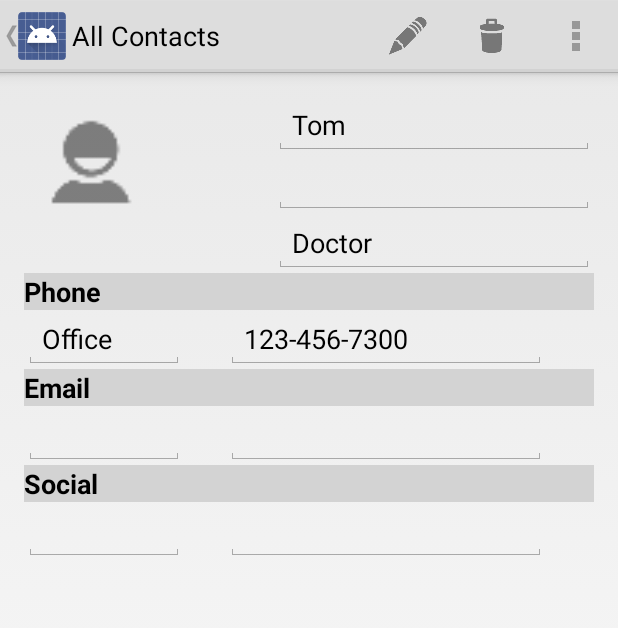
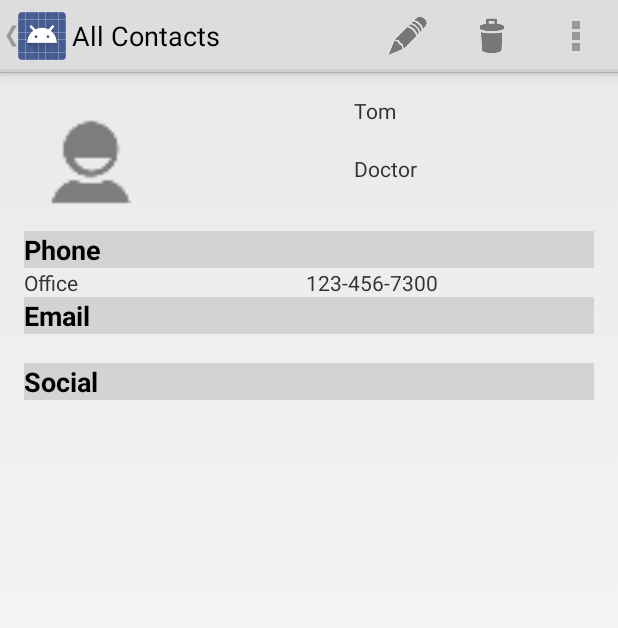
Before and after one commit to ggalasso/ContactViewer_HW2_BPC, an Android app: the screen it shows after launch (ContactDetails), after a tap on "Tom", on a phone screen of 412 x 824 dp. Shown: the top 628 px of the screen. Run offline under Robolectric (Android 15) with nearby library versions, the phone set to English and light mode, and no system bars.

```diff
--- a/app/src/main/AndroidManifest.xml
+++ b/app/src/main/AndroidManifest.xml
@@ -9,6 +9,8 @@
     -->
 
     <uses-permission android:name="android.permissions.INTERNET" />
+    <uses-permission android:name="android.permissions.WRITE_EXTERNAL_STORAGE" />
+    <uses-permission android:name="android.permissions.READ_EXTERNAL_STORAGE" />
 
     <application
         android:allowBackup="true"
--- a/app/src/main/java/com/example/ggalasso/contactviewer_hw2_bpc/AddContact.java
+++ b/app/src/main/java/com/example/ggalasso/contactviewer_hw2_bpc/AddContact.java
@@ -44,6 +44,12 @@ public class AddContact extends Activity {
                 String textEmailAddress = addEmailAddress.getText().toString();
                 String textSocialType = addSocialType.getText().toString();
                 String textSocial = addSocial.getText().toString();
+
+                Contact c = new Contact(textFirstName,textLastName, textTitle, textPhoneType, textPhoneNumber, textEmailType, textEmailAddress, textSocialType, textSocial, 12);
+                ContactManager cm = ContactManager.getInstance(v.getContext());
+
+                cm.addContact(c);
+
 
                 Log.i("Add Contact", "ID: " + "" +
                         " First Name: " + textFirstName +
--- a/app/src/main/java/com/example/ggalasso/contactviewer_hw2_bpc/EditContact.java
+++ b/app/src/main/java/com/example/ggalasso/contactviewer_hw2_bpc/EditContact.java
@@ -2,7 +2,6 @@ package com.example.ggalasso.contactviewer_hw2_bpc;
 
 import android.app.Activity;
 import android.content.Intent;
-import android.support.v7.app.ActionBarActivity;
 import android.os.Bundle;
 import android.util.Log;
 import android.view.Menu;
@@ -12,7 +11,6 @@ import android.widget.Button;
 import android.widget.EditText;
 import android.widget.TextView;
 import android.widget.Toast;
-import com.google.gson.GsonBuilder;
 import com.google.gson.Gson;
 
 import org.apache.http.HttpEntity;
@@ -104,7 +102,7 @@ public class EditContact extends Activity {
                 String textSocialType = editSocialType.getText().toString();
                 String textSocial = editSocial.getText().toString();
 
-                Log.i("Edit Contact", "ID: " + "" +
+                Log.i("EditContact.java", "Saving Contact... ID: " + "" +
                         " First Name: " + textFirstName +
                         " Last Name: " + textLastName +
                         " Title: " + textTitle +
--- a/app/src/main/java/com/example/ggalasso/contactviewer_hw2_bpc/MainActivity.java
+++ b/app/src/main/java/com/example/ggalasso/contactviewer_hw2_bpc/MainActivity.java
@@ -1,12 +1,10 @@
 package com.example.ggalasso.contactviewer_hw2_bpc;
 
-import android.app.ActionBar;
 import android.app.ListActivity;
 import android.app.SearchManager;
 import android.content.Context;
 import android.content.Intent;
 import android.os.Bundle;
-import android.support.v4.view.MenuItemCompat;
 import android.view.Menu;
 import android.view.MenuInflater;
 import android.view.MenuItem;
@@ -17,9 +15,8 @@ import android.widget.ListView;
 import android.widget.SearchView;
 import android.widget.TextView;
 import android.widget.Toast;
+
 import java.util.ArrayList;
-//import android.widget.Toast;
-
 
 
 public class MainActivity extends ListActivity {
@@ -93,7 +90,7 @@ public class MainActivity extends ListActivity {
     @Override
     protected void onListItemClick(ListView l, View v, int position, long id) {
         Contact contact = (Contact)getListAdapter().getItem(position);
-        //Toast.makeText(this, "Clicked " + contact.getName() + " (" + id + ")", Toast.LENGTH_LONG).show();
+        Toast.makeText(this, "Clicked " + contact.getFirstName() + " " + contact.getLastName() + " (" + id + ")", Toast.LENGTH_LONG).show();
 
         //GG: Store data to be passed into next activity into a bundle
         //See: http://www.101apps.co.za/articles/passing-data-between-activities.html
@@ -106,6 +103,7 @@ public class MainActivity extends ListActivity {
         intent.putExtras(contactInfo);
         startActivity(intent);
     }
+
 
     class ContactAdapter extends ArrayAdapter<Contact> {
 
--- a/app/src/main/res/layout/activity_contact_details.xml
+++ b/app/src/main/res/layout/activity_contact_details.xml
@@ -9,141 +9,119 @@
     android:paddingBottom="@dimen/activity_vertical_margin"
     tools:context="com.example.ggalasso.contactviewer_hw2_bpc.ContactDetails">
 
-
-    <EditText
-        android:layout_width="wrap_content"
-        android:layout_height="wrap_content"
-        android:inputType="textPersonName"
-        android:text="First Name"
-        android:ems="10"
-        android:id="@+id/contact_details_first_name_field"
-        android:layout_alignParentRight="true"
-        android:editable="true" />
-
-    <EditText
-        android:layout_width="wrap_content"
-        android:layout_height="wrap_content"
-        android:inputType="textPersonName"
-        android:text="Last Name"
-        android:ems="10"
-        android:id="@+id/contact_details_last_name_field"
-        android:layout_below="@id/contact_details_first_name_field"
-        android:layout_alignParentRight="true"
-        android:editable="true" />
-
-    <EditText
-        android:layout_width="wrap_content"
-        android:layout_height="wrap_content"
-        android:ems="10"
-        android:id="@+id/contact_details_title_field"
-        android:text="Title"
-        android:layout_below="@id/contact_details_last_name_field"
-        android:layout_alignParentRight="true"
-        android:layout_alignEnd="@id/contact_details_last_name_field"
-        android:editable="true" />
-
-    <TextView
-        android:layout_width="match_parent"
-        android:layout_height="wrap_content"
-        android:background="@color/light_gray"
-        android:textStyle="bold"
-        android:textAppearance="?android:attr/textAppearanceMedium"
-        android:text="Phone"
-        android:id="@+id/contact_details_phone_label"
-        android:layout_below="@id/contact_details_title_field"
-        android:layout_alignParentStart="true"
-        android:layout_alignEnd="@id/contact_details_title_field" />
-
-    <EditText
-        android:layout_width="wrap_content"
-        android:layout_height="wrap_content"
-        android:inputType="phone"
-        android:ems="5"
-        android:id="@+id/contact_details_phone_field"
-        android:layout_below="@id/contact_details_phone_label"
-        android:layout_alignParentLeft="true"
-        android:editable="true" />
-    <EditText
-        android:layout_width="wrap_content"
-        android:layout_height="wrap_content"
-        android:inputType="phone"
-        android:ems="10"
-        android:id="@+id/contact_details_phone_field2"
-        android:layout_below="@id/contact_details_phone_label"
-        android:layout_alignParentRight="true"
-        android:layout_marginRight="32dp"
-        android:editable="true" />
-
-
-    <TextView
-        android:layout_width="match_parent"
-        android:layout_height="wrap_content"
-        android:background="@color/light_gray"
-        android:textStyle="bold"
-        android:textAppearance="?android:attr/textAppearanceMedium"
-        android:text="Email"
-        android:id="@+id/contact_details_email_label"
-        android:layout_below="@id/contact_details_phone_field"
-        android:layout_alignParentStart="true" />
-
-    <EditText
-        android:layout_width="wrap_content"
-        android:layout_height="wrap_content"
-        android:inputType="textEmailAddress"
-        android:ems="5"
-        android:id="@+id/contact_details_email_field"
-        android:layout_below="@id/contact_details_email_label"
-        android:layout_alignParentLeft="true"
-        android:editable="true" />
-
-    <EditText
-        android:layout_width="wrap_content"
-        android:layout_height="wrap_content"
-        android:inputType="textEmailAddress"
-        android:ems="10"
-        android:id="@+id/contact_details_email_field2"
-        android:layout_below="@id/contact_details_email_label"
-        android:layout_alignParentRight="true"
-        android:layout_marginRight="32dp"
-        android:editable="true" />
-
-
-
-    <TextView
-        android:layout_width="match_parent"
-        android:layout_height="wrap_content"
-        android:background="@color/light_gray"
-        android:textStyle="bold"
-        android:textAppearance="?android:attr/textAppearanceMedium"
-        android:text="Social"
-        android:id="@+id/contact_details_social_label"
-        android:layout_below="@id/contact_details_email_field"
-        android:layout_alignParentStart="true"/>
-
-    <EditText
-        android:layout_width="wrap_content"
-        android:layout_height="wrap_content"
-        android:ems="5"
-        android:id="@+id/contact_details_social_field"
-        android:layout_below="@id/contact_details_social_label"
-        android:layout_alignParentLeft="true"
-        android:editable="true" />
-
-    <EditText
-        android:layout_width="wrap_content"
-        android:layout_height="wrap_content"
-        android:ems="10"
-        android:id="@+id/contact_details_social_field2"
-        android:layout_below="@id/contact_details_social_label"
-        android:layout_alignParentRight="true"
-        android:layout_marginRight="32dp"
-        android:editable="true" />
-
-
     <ImageView
         android:layout_width="90dp"
         android:layout_height="90dp"
         android:id="@+id/contact_person"
         android:src="@drawable/ic_action_person"/>
 
+    <TextView
+        android:layout_width="wrap_content"
+        android:layout_height="wrap_content"
+        android:ems="10"
+        android:id="@+id/contact_details_first_name_field"
+        android:layout_alignParentTop="true"
+        android:layout_alignParentEnd="true" />
+
+    <TextView
+        android:layout_width="wrap_content"
+        android:layout_height="wrap_content"
+        android:ems="10"
+        android:id="@+id/contact_details_last_name_field"
+        android:layout_below="@id/contact_details_first_name_field"
+        android:layout_alignParentEnd="true" />
+
+    <TextView
+        android:layout_width="wrap_content"
+        android:layout_height="wrap_content"
+        android:ems="10"
+        android:id="@+id/contact_details_title_field"
+        android:layout_below="@id/contact_details_last_name_field"
+        android:layout_alignEnd="@id/contact_details_last_name_field"
+        android:layout_alignParentEnd="true" />
+
+    <TextView
+        android:layout_width="match_parent"
+        android:layout_height="wrap_content"
+        android:background="@color/light_gray"
+        android:text="Phone"
+        android:textStyle="bold"
+        android:textAppearance="?android:attr/textAppearanceMedium"
+        android:id="@+id/contact_details_phone_label"
+        android:layout_below="@+id/contact_person"
+        android:layout_alignParentStart="true" />
+
+    <TextView
+        android:layout_width="wrap_content"
+        android:layout_height="wrap_content"
+        android:ems="5"
+        android:id="@+id/contact_details_phone_field"
+        android:layout_below="@id/contact_details_phone_label"
+        android:layout_alignParentStart="true" />
+
+    <TextView
+        android:layout_width="wrap_content"
+        android:layout_height="wrap_content"
+        android:ems="10"
+        android:id="@+id/contact_details_phone_field2"
+        android:layout_below="@id/contact_details_phone_label"
+        android:layout_alignParentEnd="true"
+        android:layout_marginEnd="32dp" />
+
+    <TextView
+        android:layout_width="match_parent"
+        android:layout_height="wrap_content"
+        android:background="@color/light_gray"
+        android:text="Email"
+        android:textStyle="bold"
+        android:textAppearance="?android:attr/textAppearanceMedium"
+        android:id="@+id/contact_details_email_label"
+        android:layout_below="@id/contact_details_phone_field"
+        android:layout_alignParentStart="true" />
+
+    <TextView
+        android:layout_width="wrap_content"
+        android:layout_height="wrap_content"
+        android:ems="5"
+        android:id="@+id/contact_details_email_field"
+        android:layout_below="@id/contact_details_email_label"
+        android:layout_alignParentStart="true" />
+
+    <TextView
+        android:layout_width="wrap_content"
+        android:layout_height="wrap_content"
+        android:ems="10"
+        android:id="@+id/contact_details_email_field2"
+        android:layout_below="@id/contact_details_email_label"
+        android:layout_alignParentEnd="true"
+        android:layout_marginEnd="32dp"  />
+
+    <TextView
+        android:layout_width="match_parent"
+        android:layout_height="wrap_content"
+        android:background="@color/light_gray"
+        android:text="Social"
+        android:textStyle="bold"
+        android:textAppearance="?android:attr/textAppearanceMedium"
+        android:id="@+id/contact_details_social_label"
+        android:layout_below="@+id/contact_details_email_field"
+        android:layout_alignParentStart="true" />
+
+    <TextView
+        android:layout_width="wrap_content"
+        android:layout_height="wrap_content"
+        android:ems="5"
+        android:id="@+id/contact_details_social_field"
+        android:layout_below="@id/contact_details_social_label"
+        android:layout_alignParentStart="true" />
+
+    <TextView
+        android:layout_width="wrap_content"
+        android:layout_height="wrap_content"
+        android:ems="10"
+        android:id="@+id/contact_details_social_field2"
+        android:layout_below="@id/contact_details_social_label"
+        android:layout_alignParentEnd="true"
+        android:layout_marginEnd="32dp"  />
+
 </RelativeLayout>
--- a/app/src/main/res/layout/contact_item.xml
+++ b/app/src/main/res/layout/contact_item.xml
@@ -9,7 +9,6 @@
         android:textStyle="bold"
         android:textSize="16sp"
         android:text="Name"
-
     />
 
 
```
Also changed, not shown: app/src/main/java/com/example/ggalasso/contactviewer_hw2_bpc/ContactDetails.java (+0 -7 lines), app/src/main/java/com/example/ggalasso/contactviewer_hw2_bpc/ContactManager.java (+99 -3 lines).
